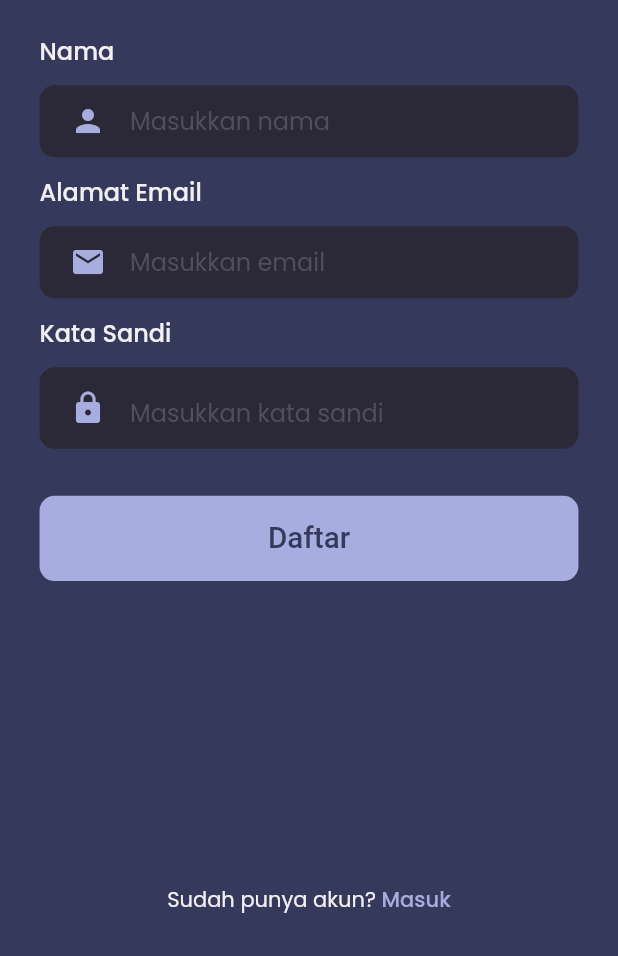
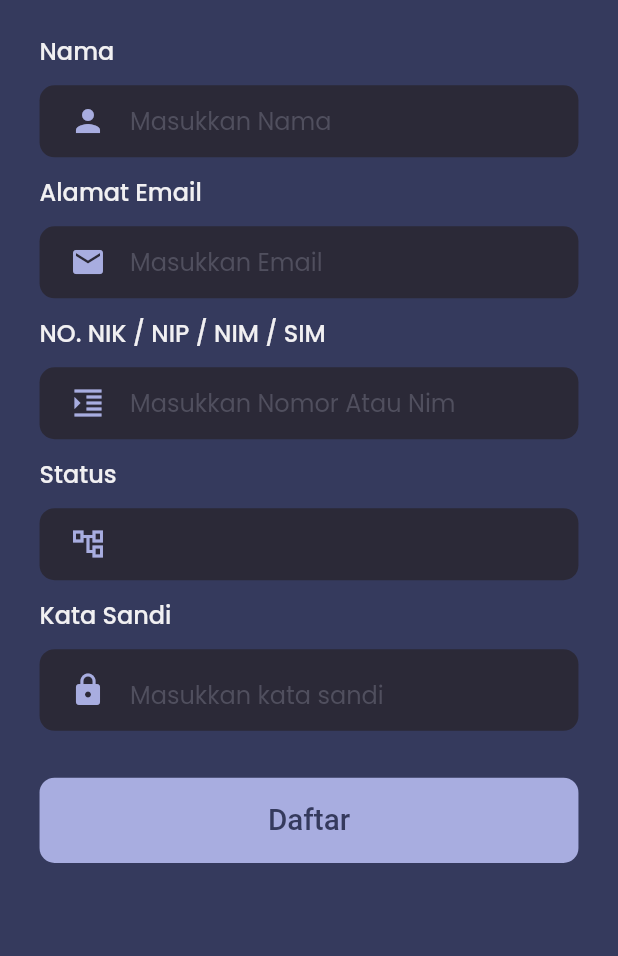
Before and after one commit to alwijein/pinisi_parking_spot, a Flutter app: the SignUp screen opened directly, on a phone screen of 412 x 824 dp, the part 280-1236 px from its top. Run offline on Flutter 3.47's test engine with Material 2 defaults, Android fonts, the light colour scheme and no system bars; drawn by our look-alikes of select_form_field; our stand-ins replace bloc, cloud_firestore, connectivity, equatable, firebase_auth, firebase_core and 5 more; accounts and stored records are empty.

Commit message:
change signup and singin method and add new field in signup

```diff
--- a/lib/extensions/firebase_user_extension.dart
+++ b/lib/extensions/firebase_user_extension.dart
@@ -3,9 +3,12 @@ part of 'extensions.dart';
 extension FirebaseUserExtension on User {
   Users convertToUser({
     String name = 'no name',
+    String nomorUnik = '',
+    String status = '',
     String role = 'user',
   }) =>
-      Users(this.uid, this.email ?? "", name: name, role: role);
+      Users(this.uid, this.email ?? "",
+          name: name, role: role, nomorUnik: nomorUnik, status: status);
 
   Future<Users?> fromFireStore() async => await UserServices.getUser(this.uid);
 }
--- a/lib/models/users.dart
+++ b/lib/models/users.dart
@@ -1,7 +1,7 @@
 part of 'models.dart';
 
 class Users extends Equatable {
-  final String id, email, name, role;
+  final String id, email, name, role, nomorUnik, status;
   final String? profilePicture;
 
   Users(
@@ -9,6 +9,8 @@ class Users extends Equatable {
     this.email, {
     required this.role,
     required this.name,
+    required this.nomorUnik,
+    required this.status,
     this.profilePicture,
   });
 
--- a/lib/screens/sign_in/components/sign_in_form.dart
+++ b/lib/screens/sign_in/components/sign_in_form.dart
@@ -243,6 +243,7 @@ class _SignInFormState extends State<SignInForm> {
                     }
                     setState(() {
                       isLoading = false;
+                      Navigator.of(context).pop();
                     });
                   }),
         ],
--- a/lib/screens/sign_up/components/sign_up_body.dart
+++ b/lib/screens/sign_up/components/sign_up_body.dart
@@ -12,6 +12,7 @@ class SignUpBody extends StatelessWidget {
   @override
   Widget build(BuildContext context) {
     return SafeArea(
+      child: SingleChildScrollView(
         child: SizedBox(
           width: double.infinity,
           child: Padding(
@@ -31,13 +32,8 @@ class SignUpBody extends StatelessWidget {
                   height: getPropertionateScreenWidht(20),
                 ),
                 SignUpForm(),
-              Spacer(),
-              AskUserStatus(
-                  subTitle: 'Masuk',
-                  title: 'Sudah punya akun? ',
-                  press: () =>
-                      context.read<PageBloc>().add(GotoSignInScreen())),
               ],
+            ),
           ),
         ),
       ),
--- a/lib/screens/sign_up/components/sign_up_form.dart
+++ b/lib/screens/sign_up/components/sign_up_form.dart
@@ -5,6 +5,8 @@ import 'package:pinisi_parking_spot/screens/components/loading_button.dart';
 import 'package:pinisi_parking_spot/screens/components/text_field_container.dart';
 import 'package:pinisi_parking_spot/services/user_services/services.dart';
 import 'package:pinisi_parking_spot/shared/shared.dart';
+import 'package:pinisi_parking_spot/utils/selected_for_field.dart';
+import 'package:select_form_field/select_form_field.dart';
 
 class SignUpForm extends StatefulWidget {
   const SignUpForm({
@@ -16,9 +18,11 @@ class SignUpForm extends StatefulWidget {
 }
 
 class _SignUpFormState extends State<SignUpForm> {
-  TextEditingController nim = new TextEditingController();
+  TextEditingController nama = new TextEditingController();
   TextEditingController email = new TextEditingController();
   TextEditingController password = new TextEditingController();
+  TextEditingController nomorUnik = new TextEditingController();
+  TextEditingController status = new TextEditingController();
 
   bool isLoading = false;
   bool showPass = true;
@@ -41,41 +45,7 @@ class _SignUpFormState extends State<SignUpForm> {
               fontSize: 16,
             ),
           ),
-          TextFieldContainer(
-            isWrapSize: false,
-            child: TextFormField(
-              style: primaryTextStyle,
-              decoration: InputDecoration(
-                icon: Icon(
-                  Icons.person,
-                  color: kPrimaryLightColor,
-                ),
-                border: InputBorder.none,
-                hintText: "Masukkan nama",
-                hintStyle: TextStyle(
-                  color: kSubtitleTextColor,
-                ),
-              ),
-              keyboardType: TextInputType.name,
-              controller: nim,
-              onChanged: (value) {
-                if (value.isNotEmpty && errors.contains(kNimNullError)) {
-                  setState(() {
-                    errors.remove(kNimNullError);
-                  });
-                }
-                return null;
-              },
-              validator: (value) {
-                if (value!.isEmpty && !errors.contains(kNimNullError)) {
-                  setState(() {
-                    errors.add(kNimNullError);
-                  });
-                }
-                return null;
-              },
-            ),
-          ),
+          buildFieldInput('nama', 'Masukkan Nama', nama, Icons.person),
           Text(
             'Alamat Email',
             style: primaryTextStyle.copyWith(
@@ -83,51 +53,24 @@ class _SignUpFormState extends State<SignUpForm> {
               fontSize: 16,
             ),
           ),
-          TextFieldContainer(
-            isWrapSize: false,
-            child: TextFormField(
-              style: primaryTextStyle,
-              decoration: InputDecoration(
-                icon: Icon(
-                  Icons.mail,
-                  color: kPrimaryLightColor,
-                ),
-                border: InputBorder.none,
-                hintText: "Masukkan email",
-                hintStyle: TextStyle(
-                  color: kSubtitleTextColor,
+          buildFieldInput('email', 'Masukkan Email', email, Icons.email),
+          Text(
+            'NO. NIK / NIP / NIM / SIM',
+            style: primaryTextStyle.copyWith(
+              fontWeight: medium,
+              fontSize: 16,
             ),
           ),
-              keyboardType: TextInputType.emailAddress,
-              controller: email,
-              onChanged: (value) {
-                if (value.isNotEmpty && errors.contains(kAddressNullError)) {
-                  setState(() {
-                    errors.remove(kAddressNullError);
-                  });
-                } else if (emailValidatorRegExp.hasMatch(value) &&
-                    errors.contains(kInvalidEmailError)) {
-                  setState(() {
-                    errors.remove(kInvalidEmailError);
-                  });
-                }
-                return null;
-              },
-              validator: (value) {
-                if (value!.isEmpty && !errors.contains(kAddressNullError)) {
-                  setState(() {
-                    errors.add(kAddressNullError);
-                  });
-                } else if (!emailValidatorRegExp.hasMatch(value) &&
-                    !errors.contains(kInvalidEmailError)) {
-                  setState(() {
-                    errors.add(kInvalidEmailError);
-                  });
-                }
-                return null;
-              },
+          buildFieldInput('no', 'Masukkan Nomor Atau Nim', nomorUnik,
+              Icons.format_indent_increase_outlined),
+          Text(
+            'Status',
+            style: primaryTextStyle.copyWith(
+              fontWeight: medium,
+              fontSize: 16,
             ),
           ),
+          buildFieldStatus(status),
           Text(
             'Kata Sandi',
             style: primaryTextStyle.copyWith(
@@ -135,7 +78,74 @@ class _SignUpFormState extends State<SignUpForm> {
               fontSize: 16,
             ),
           ),
-          TextFieldContainer(
+          buildFieldPass(),
+          SizedBox(
+            height: getPropertionateScreenHeight(20),
+          ),
+          isLoading
+              ? DefaultButton(
+                  text: Padding(
+                    padding: EdgeInsets.symmetric(
+                      horizontal: getPropertionateScreenWidht(30),
+                    ),
+                    child: CircularProgressIndicator(
+                      strokeWidth: 3,
+                      valueColor: AlwaysStoppedAnimation(
+                        kPrimaryColor,
+                      ),
+                    ),
+                  ),
+                  press: () {})
+              : DefaultButton(
+                  text: Text(
+                    'Daftar',
+                    style: TextStyle(
+                      color: kPrimaryColor,
+                      fontSize: getPropertionateScreenWidht(18),
+                    ),
+                  ),
+                  press: () async {
+                    setState(() {
+                      isLoading = true;
+                    });
+                    if (_formKey.currentState!.validate()) {
+                      setState(() {
+                        _formKey.currentState!.save();
+                      });
+                    }
+                    if (await AuthServices.signUp(
+                      email.text,
+                      password.text,
+                      nama.text,
+                      nomorUnik.text,
+                      status.text,
+                    )) {
+                    } else {
+                      ScaffoldMessenger.of(context).showSnackBar(
+                        SnackBar(
+                          backgroundColor: Colors.red,
+                          content: Column(
+                            mainAxisSize: MainAxisSize.min,
+                            children: List.generate(
+                              errors.length,
+                              (index) => Text(errors[index]),
+                            ),
+                          ),
+                        ),
+                      );
+                    }
+                    setState(() {
+                      isLoading = false;
+                      Navigator.of(context).pop();
+                    });
+                  }),
+        ],
+      ),
+    );
+  }
+
+  TextFieldContainer buildFieldPass() {
+    return TextFieldContainer(
       isWrapSize: false,
       child: TextFormField(
         obscureText: showPass,
@@ -171,8 +181,7 @@ class _SignUpFormState extends State<SignUpForm> {
             setState(() {
               errors.remove(kPassNullError);
             });
-                } else if (value.length >= 8 &&
-                    errors.contains(kShortPassError)) {
+          } else if (value.length >= 8 && errors.contains(kShortPassError)) {
             setState(() {
               errors.remove(kShortPassError);
             });
@@ -185,8 +194,7 @@ class _SignUpFormState extends State<SignUpForm> {
             setState(() {
               errors.add(kPassNullError);
             });
-                } else if (value.length < 8 &&
-                    !errors.contains(kShortPassError)) {
+          } else if (value.length < 8 && !errors.contains(kShortPassError)) {
             setState(() {
               errors.add(kShortPassError);
             });
@@ -195,63 +203,89 @@ class _SignUpFormState extends State<SignUpForm> {
         },
         controller: password,
       ),
-          ),
-          SizedBox(
-            height: getPropertionateScreenHeight(20),
-          ),
-          isLoading
-              ? DefaultButton(
-                  text: Padding(
-                    padding: EdgeInsets.symmetric(
-                      horizontal: getPropertionateScreenWidht(30),
-                    ),
-                    child: CircularProgressIndicator(
-                      strokeWidth: 3,
-                      valueColor: AlwaysStoppedAnimation(
-                        kPrimaryColor,
+    );
+  }
+
+  TextFieldContainer buildFieldStatus(TextEditingController input) {
+    return TextFieldContainer(
+      isWrapSize: false,
+      child: SelectFormField(
+        style: primaryTextStyle,
+        decoration: InputDecoration(
+          border: InputBorder.none,
+          icon: Icon(
+            Icons.account_tree_outlined,
+            color: kPrimaryLightColor,
           ),
         ),
-                  ),
-                  press: () {})
-              : DefaultButton(
-                  text: Text(
-                    'Daftar',
-                    style: TextStyle(
-                      color: kPrimaryColor,
-                      fontSize: getPropertionateScreenWidht(18),
-                    ),
-                  ),
-                  press: () async {
-                    setState(() {
-                      isLoading = true;
-                    });
-                    if (_formKey.currentState!.validate()) {
-                      setState(() {
-                        _formKey.currentState!.save();
-                      });
-                    }
-                    if (await AuthServices.signUp(
-                        email.text, password.text, nim.text)) {
-                    } else {
-                      ScaffoldMessenger.of(context).showSnackBar(
-                        SnackBar(
-                          backgroundColor: Colors.red,
-                          content: Column(
-                            mainAxisSize: MainAxisSize.min,
-                            children: List.generate(
-                              errors.length,
-                              (index) => Text(errors[index]),
-                            ),
-                          ),
+        items: SelectedForField.items,
+        onChanged: (val) => input.text = val,
+        onSaved: (val) => input.text = val!,
       ),
     );
   }
+
+  TextFieldContainer buildFieldInput(String type, String hintText,
+      TextEditingController inputController, IconData icon) {
+    return TextFieldContainer(
+      isWrapSize: false,
+      child: TextFormField(
+          style: primaryTextStyle,
+          decoration: InputDecoration(
+            icon: Icon(
+              icon,
+              color: kPrimaryLightColor,
+            ),
+            border: InputBorder.none,
+            hintText: hintText,
+            hintStyle: TextStyle(
+              color: kSubtitleTextColor,
+            ),
+          ),
+          keyboardType: TextInputType.name,
+          controller: inputController,
+          onChanged: (value) {
+            if (type == 'name') {
+              if (value.isNotEmpty && errors.contains(kNimNullError)) {
                 setState(() {
-                      isLoading = false;
+                  errors.remove(kNimNullError);
                 });
+              } else if (type == 'email') {
+                if (value.isNotEmpty && errors.contains(kAddressNullError)) {
+                  setState(() {
+                    errors.remove(kAddressNullError);
+                  });
+                } else if (emailValidatorRegExp.hasMatch(value) &&
+                    errors.contains(kInvalidEmailError)) {
+                  setState(() {
+                    errors.remove(kInvalidEmailError);
+                  });
+                }
+              }
+            }
+            return null;
+          },
+          validator: (value) {
+            if (type == 'name') {
+              if (value!.isEmpty && !errors.contains(kNimNullError)) {
+                setState(() {
+                  errors.add(kNimNullError);
+                });
+              }
+            } else if (type == 'email') {
+              if (value!.isEmpty && !errors.contains(kAddressNullError)) {
+                setState(() {
+                  errors.add(kAddressNullError);
+                });
+              } else if (!emailValidatorRegExp.hasMatch(value) &&
+                  !errors.contains(kInvalidEmailError)) {
+                setState(() {
+                  errors.add(kInvalidEmailError);
+                });
+              }
+            }
+            return null;
           }),
-        ],
-      ),
     );
   }
 }
--- a/lib/services/user_services/auth_services.dart
+++ b/lib/services/user_services/auth_services.dart
@@ -5,7 +5,8 @@ class AuthServices {
 
   // Fugnsi Untuk Melakukan SignUp
 
-  static Future<bool> signUp(String email, String password, String name) async {
+  static Future<bool> signUp(String email, String password, String name,
+      String nomorUnik, String status) async {
     try {
       UserCredential userCredential = await _auth
           .createUserWithEmailAndPassword(email: email, password: password);
@@ -14,6 +15,8 @@ class AuthServices {
 
       Users user = userCredential.user!.convertToUser(
         name: name,
+        nomorUnik: nomorUnik,
+        status: status,
       );
 
       // ...
--- /dev/null
+++ b/lib/utils/selected_for_field.dart
@@ -0,0 +1,19 @@
+import 'package:flutter/cupertino.dart';
+import 'package:pinisi_parking_spot/shared/shared.dart';
+
+class SelectedForField {
+  static List<Map<String, dynamic>> items = [
+    {
+      'value': 'mahasiswa',
+      'label': 'Mahasiswa',
+    },
+    {
+      'value': 'dosen/pegawai',
+      'label': 'Dosen / Pegawai',
+    },
+    {
+      'value': 'tamu',
+      'label': 'Tamu',
+    },
+  ];
+}
--- a/pubspec.yaml
+++ b/pubspec.yaml
@@ -39,6 +39,7 @@ dependencies:
   firebase_auth: ^3.3.4
   cloud_firestore: ^3.1.5
   provider: ^6.0.1
+  select_form_field: ^2.2.0
 
 dev_dependencies:
   flutter_test:
```
Also changed, not shown: lib/screens/onboarding_screen/components/onboarding_body.dart (+10 -2 lines), lib/screens/onboarding_screen/onboarding_screen.dart (+7 -1 lines), lib/screens/wrapper/wrapper.dart (+4 -11 lines), lib/services/user_services/user_services.dart (+8 -7 lines), pubspec.lock. Lines whose indentation alone changed are shown as unchanged.
